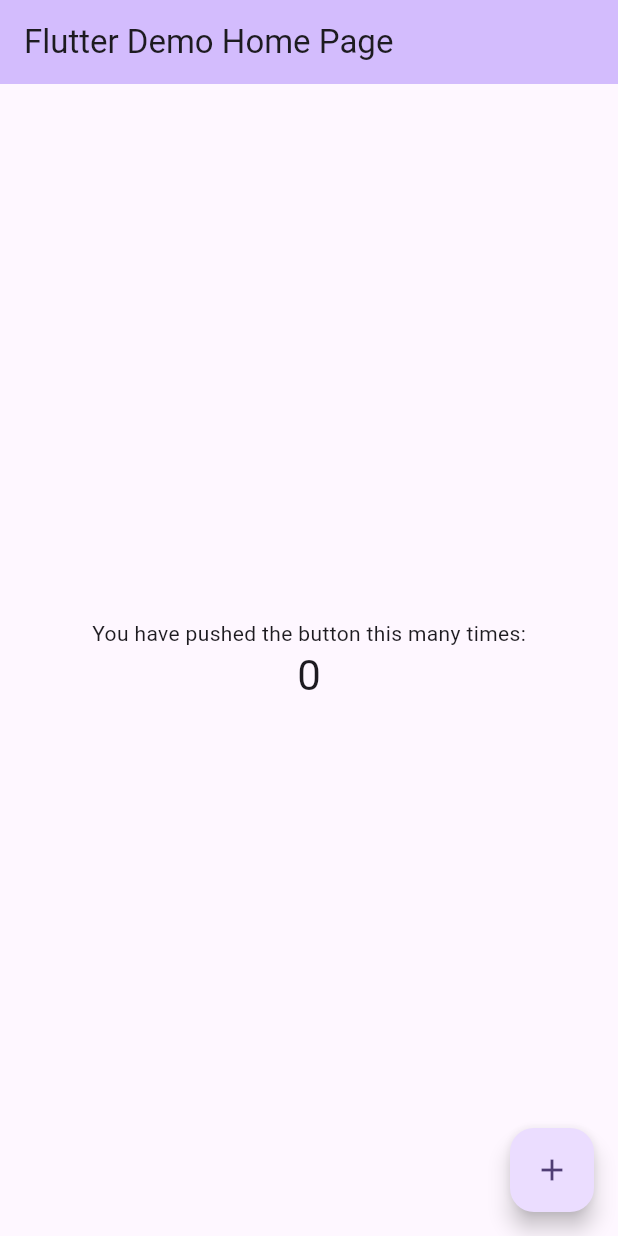
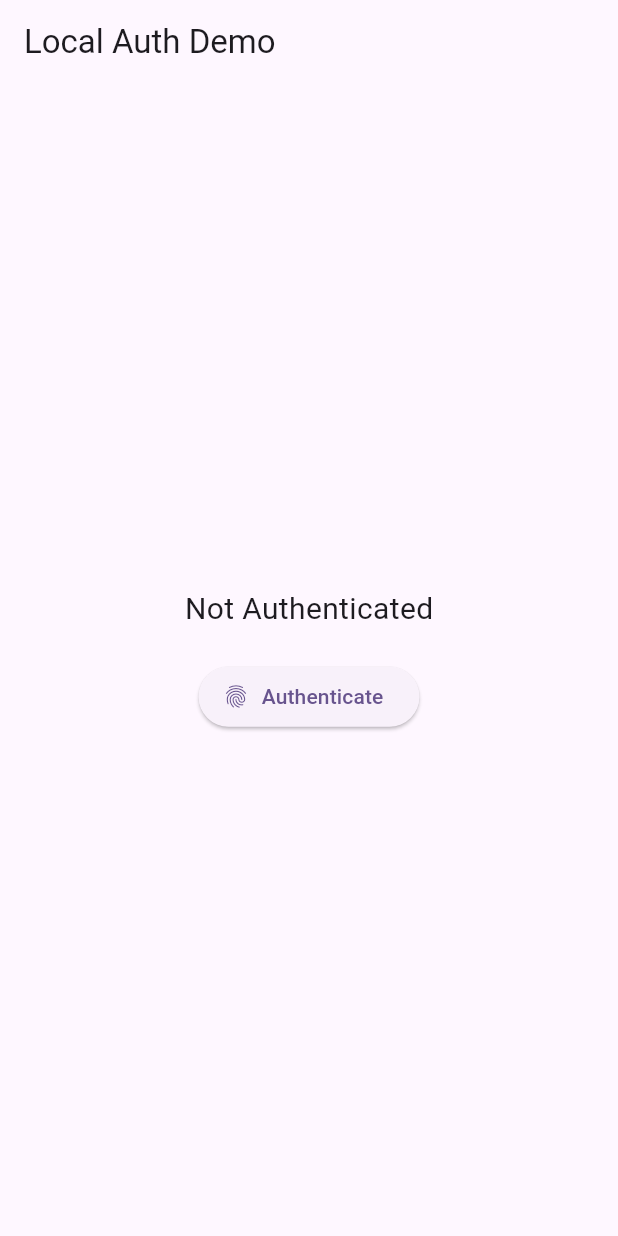
Before and after one commit to NafizZ/biometric_authentication_demo_app, a Flutter app: the screen it shows after launch, on a phone screen of 412 x 824 dp. Run offline on Flutter 3.47's test engine with Material 3 defaults, Android fonts, the phone set to English and light mode, and no system bars; our stand-ins replace local_auth.

Commit message:
feat: Added biometric authentication using local auth

```diff
--- /dev/null
+++ b/lib/auth/controller/auth_controller.dart
@@ -0,0 +1,31 @@
+import 'dart:developer';
+
+import 'package:local_auth/local_auth.dart';
+import '../model/auth_result.dart';
+
+class AuthController {
+  final LocalAuthentication _auth = LocalAuthentication();
+
+  Future<AuthResult> authenticate() async {
+    try {
+      final isSupported = await _auth.canCheckBiometrics || await _auth.isDeviceSupported();
+
+      if (!isSupported) {
+        return AuthResult(success: false, message: 'Biometric authentication is not available');
+      }
+
+      final didAuthenticate = await _auth.authenticate(
+        localizedReason: 'Please authenticate to continue',
+        options: const AuthenticationOptions(biometricOnly: true),
+      );
+
+      return AuthResult(
+        success: didAuthenticate,
+        message: didAuthenticate ? 'Authentication successful' : 'Authentication failed',
+      );
+    } catch (e) {
+      log('Authentication error: $e');
+      return AuthResult(success: false, message: 'Error: $e');
+    }
+  }
+}
--- /dev/null
+++ b/lib/auth/model/auth_result.dart
@@ -0,0 +1,6 @@
+class AuthResult {
+  final bool success;
+  final String message;
+
+  AuthResult({required this.success, required this.message});
+}
--- /dev/null
+++ b/lib/auth/views/auth_screen.dart
@@ -0,0 +1,42 @@
+import 'package:flutter/material.dart';
+import '../controller/auth_controller.dart';
+
+class AuthScreen extends StatefulWidget {
+  const AuthScreen({super.key});
+
+  @override
+  State<AuthScreen> createState() => _AuthScreenState();
+}
+
+class _AuthScreenState extends State<AuthScreen> {
+  final AuthController _controller = AuthController();
+  String _status = 'Not Authenticated';
+
+  Future<void> _handleAuthentication() async {
+    final result = await _controller.authenticate();
+    setState(() {
+      _status = result.message;
+    });
+  }
+
+  @override
+  Widget build(BuildContext context) {
+    return Scaffold(
+      appBar: AppBar(title: const Text('Local Auth Demo')),
+      body: Center(
+        child: Column(
+          mainAxisAlignment: MainAxisAlignment.center,
+          children: [
+            Text(_status, style: const TextStyle(fontSize: 20)),
+            const SizedBox(height: 20),
+            ElevatedButton.icon(
+              onPressed: _handleAuthentication,
+              icon: const Icon(Icons.fingerprint),
+              label: const Text('Authenticate'),
+            ),
+          ],
+        ),
+      ),
+    );
+  }
+}
--- a/lib/main.dart
+++ b/lib/main.dart
@@ -1,3 +1,4 @@
+import 'package:biometric_authentication_demo_app/auth/views/auth_screen.dart';
 import 'package:flutter/material.dart';
 
 void main() {
@@ -7,116 +8,14 @@ void main() {
 class MyApp extends StatelessWidget {
   const MyApp({super.key});
 
-  // This widget is the root of your application.
   @override
   Widget build(BuildContext context) {
     return MaterialApp(
       title: 'Flutter Demo',
       theme: ThemeData(
-        // This is the theme of your application.
-        //
-        // TRY THIS: Try running your application with "flutter run". You'll see
-        // the application has a purple toolbar. Then, without quitting the app,
-        // try changing the seedColor in the colorScheme below to Colors.green
-        // and then invoke "hot reload" (save your changes or press the "hot
-        // reload" button in a Flutter-supported IDE, or press "r" if you used
-        // the command line to start the app).
-        //
-        // Notice that the counter didn't reset back to zero; the application
-        // state is not lost during the reload. To reset the state, use hot
-        // restart instead.
-        //
-        // This works for code too, not just values: Most code changes can be
-        // tested with just a hot reload.
         colorScheme: ColorScheme.fromSeed(seedColor: Colors.deepPurple),
       ),
-      home: const MyHomePage(title: 'Flutter Demo Home Page'),
+      home: const AuthScreen(),
     );
   }
 }
-
-class MyHomePage extends StatefulWidget {
-  const MyHomePage({super.key, required this.title});
-
-  // This widget is the home page of your application. It is stateful, meaning
-  // that it has a State object (defined below) that contains fields that affect
-  // how it looks.
-
-  // This class is the configuration for the state. It holds the values (in this
-  // case the title) provided by the parent (in this case the App widget) and
-  // used by the build method of the State. Fields in a Widget subclass are
-  // always marked "final".
-
-  final String title;
-
-  @override
-  State<MyHomePage> createState() => _MyHomePageState();
-}
-
-class _MyHomePageState extends State<MyHomePage> {
-  int _counter = 0;
-
-  void _incrementCounter() {
-    setState(() {
-      // This call to setState tells the Flutter framework that something has
-      // changed in this State, which causes it to rerun the build method below
-      // so that the display can reflect the updated values. If we changed
-      // _counter without calling setState(), then the build method would not be
-      // called again, and so nothing would appear to happen.
-      _counter++;
-    });
-  }
-
-  @override
-  Widget build(BuildContext context) {
-    // This method is rerun every time setState is called, for instance as done
-    // by the _incrementCounter method above.
-    //
-    // The Flutter framework has been optimized to make rerunning build methods
-    // fast, so that you can just rebuild anything that needs updating rather
-    // than having to individually change instances of widgets.
-    return Scaffold(
-      appBar: AppBar(
-        // TRY THIS: Try changing the color here to a specific color (to
-        // Colors.amber, perhaps?) and trigger a hot reload to see the AppBar
-        // change color while the other colors stay the same.
-        backgroundColor: Theme.of(context).colorScheme.inversePrimary,
-        // Here we take the value from the MyHomePage object that was created by
-        // the App.build method, and use it to set our appbar title.
-        title: Text(widget.title),
-      ),
-      body: Center(
-        // Center is a layout widget. It takes a single child and positions it
-        // in the middle of the parent.
-        child: Column(
-          // Column is also a layout widget. It takes a list of children and
-          // arranges them vertically. By default, it sizes itself to fit its
-          // children horizontally, and tries to be as tall as its parent.
-          //
-          // Column has various properties to control how it sizes itself and
-          // how it positions its children. Here we use mainAxisAlignment to
-          // center the children vertically; the main axis here is the vertical
-          // axis because Columns are vertical (the cross axis would be
-          // horizontal).
-          //
-          // TRY THIS: Invoke "debug painting" (choose the "Toggle Debug Paint"
-          // action in the IDE, or press "p" in the console), to see the
-          // wireframe for each widget.
-          mainAxisAlignment: MainAxisAlignment.center,
-          children: <Widget>[
-            const Text('You have pushed the button this many times:'),
-            Text(
-              '$_counter',
-              style: Theme.of(context).textTheme.headlineMedium,
-            ),
-          ],
-        ),
-      ),
-      floatingActionButton: FloatingActionButton(
-        onPressed: _incrementCounter,
-        tooltip: 'Increment',
-        child: const Icon(Icons.add),
-      ), // This trailing comma makes auto-formatting nicer for build methods.
-    );
-  }
-}
```
